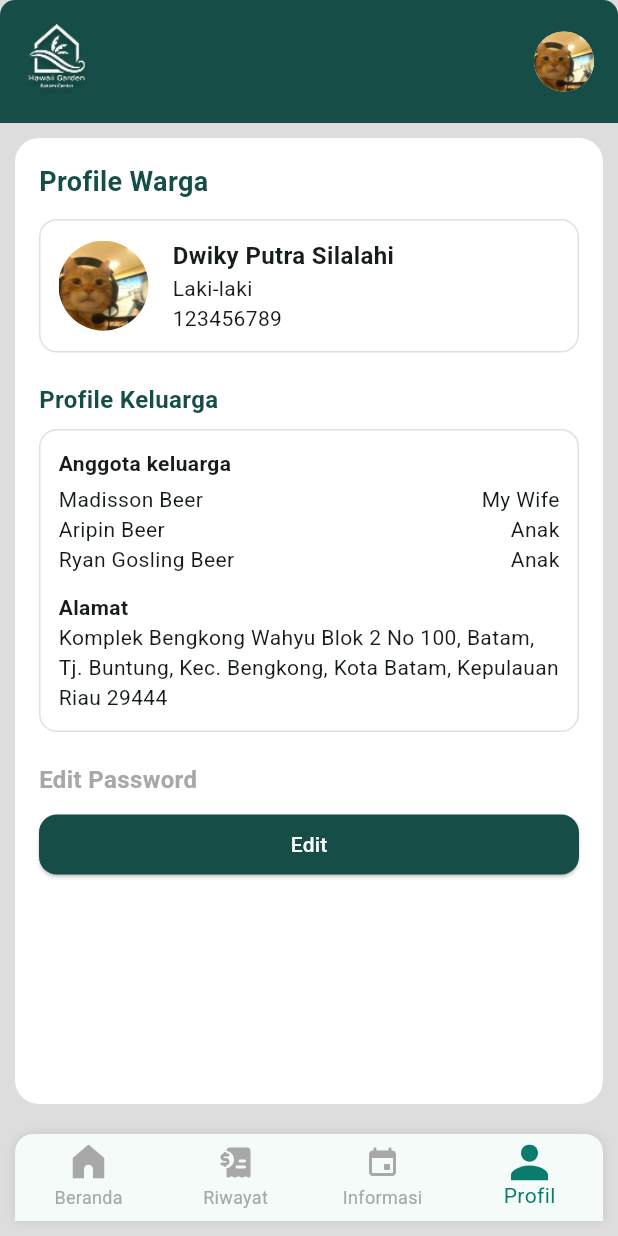
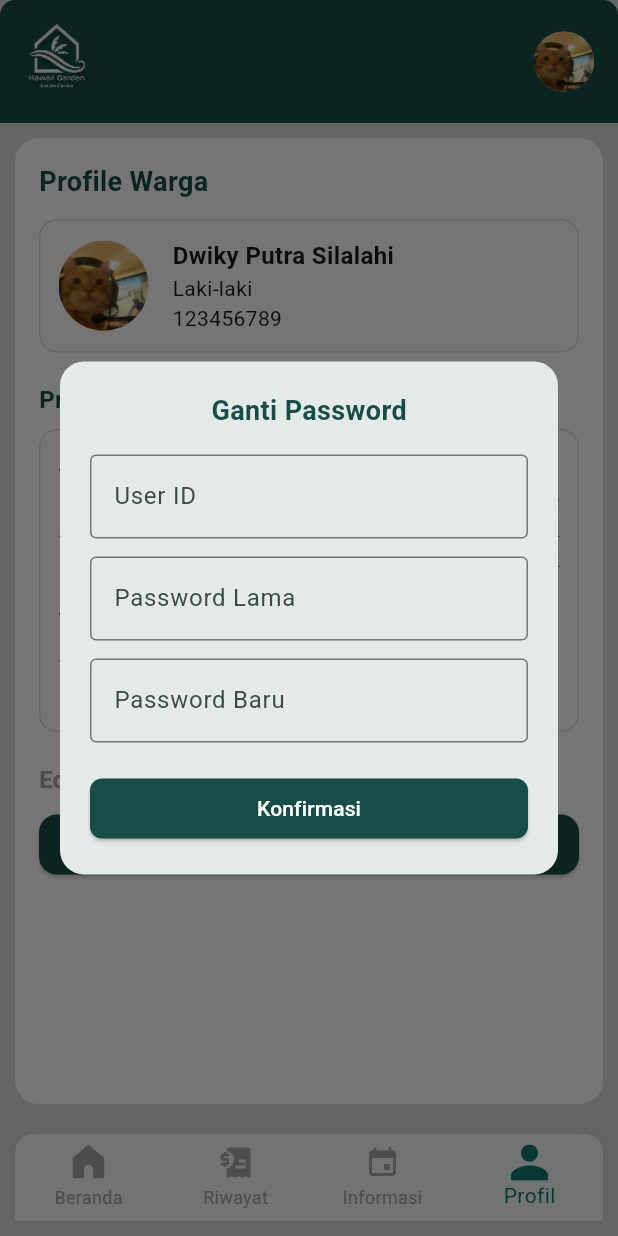
Before and after one commit to syahriandis/pbl-smester-3, a Flutter app: the MainLayout screen opened directly with empty values, item 4 of the bottom bar chosen, after a tap on "Edit", on a phone screen of 412 x 824 dp. Run offline on Flutter 3.47's test engine with Material 3 defaults, Android fonts, the phone set to English and light mode, and no system bars; our stand-ins replace flutter_svg.

Commit message:
Menambahkan popup edit password di profile page

```diff
--- a/lib/pages/profile_page.dart
+++ b/lib/pages/profile_page.dart
@@ -1,6 +1,8 @@
 import 'package:flutter/material.dart';
 import 'package:login_tes/constants/colors.dart';
 import 'package:login_tes/widgets/main_layout.dart';
+import 'package:login_tes/widgets/ganti_password_dialog.dart';
+
 
 class ProfilePage extends StatelessWidget {
   const ProfilePage({super.key});
@@ -11,12 +13,12 @@ class ProfilePage extends StatelessWidget {
       selectedIndex: 3,
       child: ClipRRect(
         borderRadius: const BorderRadius.vertical(top: Radius.circular(10)),
-        child: _buildBody(),
+        child: _buildBody(context),
       ),
     );
   }
 
-  Widget _buildBody() {
+ Widget _buildBody(BuildContext context) {
     return SafeArea(
       child: Column(
         children: [
@@ -172,7 +174,13 @@ class ProfilePage extends StatelessWidget {
                             borderRadius: BorderRadius.circular(12),
                           ),
                         ),
-                        onPressed: () {},
+                        onPressed: () {
+                              showDialog(
+                                context: context,
+                                builder: (context) => const GantiPasswordDialog(),
+                              );
+                            },
+
                         child: const Text(
                           "Edit",
                           style: TextStyle(
--- /dev/null
+++ b/lib/widgets/ganti_password_dialog.dart
@@ -0,0 +1,84 @@
+import 'package:flutter/material.dart';
+import 'package:login_tes/constants/colors.dart';
+
+
+class GantiPasswordDialog extends StatelessWidget {
+  const GantiPasswordDialog({super.key});
+
+  @override
+  Widget build(BuildContext context) {
+    final TextEditingController userIdController = TextEditingController();
+    final TextEditingController oldPassController = TextEditingController();
+    final TextEditingController newPassController = TextEditingController();
+
+    return Dialog(
+      shape: RoundedRectangleBorder(
+        borderRadius: BorderRadius.circular(16),
+      ),
+      child: Padding(
+        padding: const EdgeInsets.all(20),
+        child: SingleChildScrollView(
+          child: Column(
+            mainAxisSize: MainAxisSize.min,
+            children: [
+              const Text(
+                "Ganti Password",
+                style: TextStyle(
+                  color: primaryColor,
+                  fontWeight: FontWeight.bold,
+                  fontSize: 18,
+                ),
+              ),
+              const SizedBox(height: 16),
+              TextField(
+                controller: userIdController,
+                decoration: const InputDecoration(
+                  labelText: "User ID",
+                  border: OutlineInputBorder(),
+                ),
+              ),
+              const SizedBox(height: 12),
+              TextField(
+                controller: oldPassController,
+                obscureText: true,
+                decoration: const InputDecoration(
+                  labelText: "Password Lama",
+                  border: OutlineInputBorder(),
+                ),
+              ),
+              const SizedBox(height: 12),
+              TextField(
+                controller: newPassController,
+                obscureText: true,
+                decoration: const InputDecoration(
+                  labelText: "Password Baru",
+                  border: OutlineInputBorder(),
+                ),
+              ),
+              const SizedBox(height: 20),
+              SizedBox(
+                width: double.infinity,
+                child: ElevatedButton(
+                  style: ElevatedButton.styleFrom(
+                    backgroundColor: primaryColor,
+                    shape: RoundedRectangleBorder(
+                      borderRadius: BorderRadius.circular(8),
+                    ),
+                  ),
+                  onPressed: () {
+                    // TODO: Tambahkan logika update password di sini
+                    Navigator.pop(context);
+                  },
+                  child: const Text(
+                    "Konfirmasi",
+                    style: TextStyle(color: whiteColor),
+                  ),
+                ),
+              ),
+            ],
+          ),
+        ),
+      ),
+    );
+  }
+}
```
